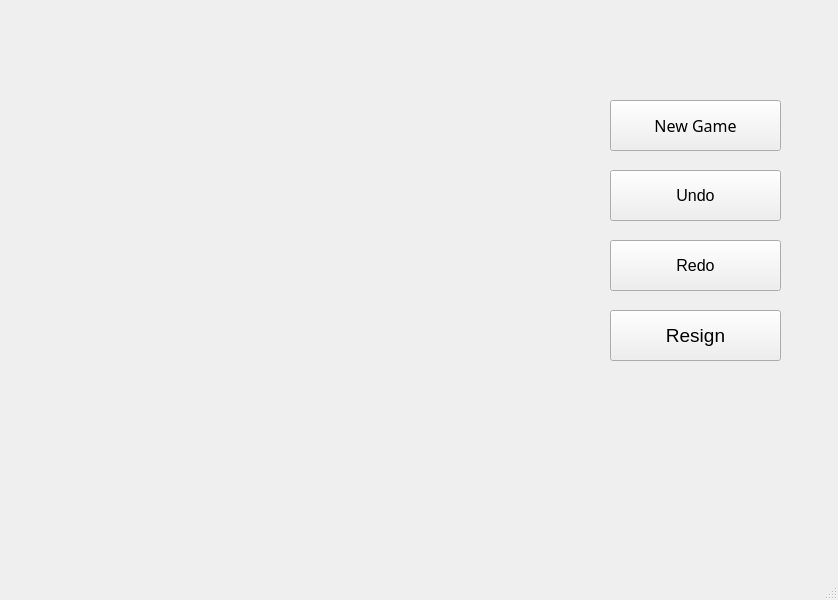
This is Chess_OOP/mainwindow.ui in Cab14bacc/Chess_OOP_112 as Qt 5 draws it before an edit. The edited form follows.
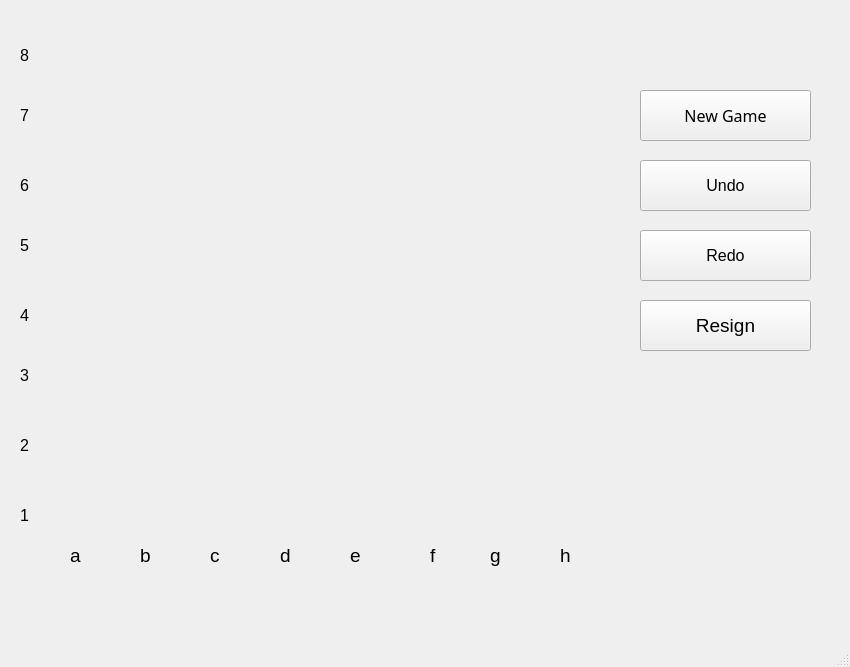
This is the edited form.

```diff
--- a/Chess_OOP/mainwindow.ui
+++ b/Chess_OOP/mainwindow.ui
@@ -6,8 +6,8 @@
    <rect>
     <x>0</x>
     <y>0</y>
-    <width>838</width>
-    <height>600</height>
+    <width>850</width>
+    <height>667</height>
    </rect>
   </property>
   <property name="sizePolicy">
@@ -23,7 +23,7 @@
    <widget class="QWidget" name="gridLayoutWidget">
     <property name="geometry">
      <rect>
-      <x>20</x>
+      <x>40</x>
       <y>20</y>
       <width>571</width>
       <height>521</height>
@@ -34,8 +34,8 @@
    <widget class="QPushButton" name="newGame">
     <property name="geometry">
      <rect>
-      <x>610</x>
-      <y>100</y>
+      <x>640</x>
+      <y>90</y>
       <width>171</width>
       <height>51</height>
      </rect>
@@ -53,8 +53,8 @@
    <widget class="QPushButton" name="undo">
     <property name="geometry">
      <rect>
-      <x>610</x>
-      <y>170</y>
+      <x>640</x>
+      <y>160</y>
       <width>171</width>
       <height>51</height>
      </rect>
@@ -71,8 +71,8 @@
    <widget class="QPushButton" name="redo">
     <property name="geometry">
      <rect>
-      <x>610</x>
-      <y>240</y>
+      <x>640</x>
+      <y>230</y>
       <width>171</width>
       <height>51</height>
      </rect>
@@ -89,8 +89,8 @@
    <widget class="QLabel" name="blackTime">
     <property name="geometry">
      <rect>
-      <x>610</x>
-      <y>20</y>
+      <x>640</x>
+      <y>10</y>
       <width>181</width>
       <height>51</height>
      </rect>
@@ -107,8 +107,8 @@
    <widget class="QLabel" name="whiteTime">
     <property name="geometry">
      <rect>
-      <x>600</x>
-      <y>480</y>
+      <x>640</x>
+      <y>470</y>
       <width>191</width>
       <height>51</height>
      </rect>
@@ -125,8 +125,8 @@
    <widget class="QPushButton" name="Resign">
     <property name="geometry">
      <rect>
-      <x>610</x>
-      <y>310</y>
+      <x>640</x>
+      <y>300</y>
       <width>171</width>
       <height>51</height>
      </rect>
@@ -140,6 +140,294 @@
      <string>Resign</string>
     </property>
    </widget>
+   <widget class="QLabel" name="label">
+    <property name="geometry">
+     <rect>
+      <x>20</x>
+      <y>490</y>
+      <width>31</width>
+      <height>51</height>
+     </rect>
+    </property>
+    <property name="font">
+     <font>
+      <pointsize>12</pointsize>
+     </font>
+    </property>
+    <property name="text">
+     <string>1</string>
+    </property>
+   </widget>
+   <widget class="QLabel" name="label_2">
+    <property name="geometry">
+     <rect>
+      <x>20</x>
+      <y>420</y>
+      <width>31</width>
+      <height>51</height>
+     </rect>
+    </property>
+    <property name="font">
+     <font>
+      <pointsize>12</pointsize>
+     </font>
+    </property>
+    <property name="text">
+     <string>2</string>
+    </property>
+   </widget>
+   <widget class="QLabel" name="label_3">
+    <property name="geometry">
+     <rect>
+      <x>20</x>
+      <y>350</y>
+      <width>31</width>
+      <height>51</height>
+     </rect>
+    </property>
+    <property name="font">
+     <font>
+      <pointsize>12</pointsize>
+     </font>
+    </property>
+    <property name="text">
+     <string>3</string>
+    </property>
+   </widget>
+   <widget class="QLabel" name="label_4">
+    <property name="geometry">
+     <rect>
+      <x>20</x>
+      <y>290</y>
+      <width>31</width>
+      <height>51</height>
+     </rect>
+    </property>
+    <property name="font">
+     <font>
+      <pointsize>12</pointsize>
+     </font>
+    </property>
+    <property name="text">
+     <string>4</string>
+    </property>
+   </widget>
+   <widget class="QLabel" name="label_5">
+    <property name="geometry">
+     <rect>
+      <x>20</x>
+      <y>220</y>
+      <width>31</width>
+      <height>51</height>
+     </rect>
+    </property>
+    <property name="font">
+     <font>
+      <pointsize>12</pointsize>
+     </font>
+    </property>
+    <property name="text">
+     <string>5</string>
+    </property>
+   </widget>
+   <widget class="QLabel" name="label_6">
+    <property name="geometry">
+     <rect>
+      <x>20</x>
+      <y>160</y>
+      <width>31</width>
+      <height>51</height>
+     </rect>
+    </property>
+    <property name="font">
+     <font>
+      <pointsize>12</pointsize>
+     </font>
+    </property>
+    <property name="text">
+     <string>6</string>
+    </property>
+   </widget>
+   <widget class="QLabel" name="label_7">
+    <property name="geometry">
+     <rect>
+      <x>20</x>
+      <y>90</y>
+      <width>31</width>
+      <height>51</height>
+     </rect>
+    </property>
+    <property name="font">
+     <font>
+      <pointsize>12</pointsize>
+     </font>
+    </property>
+    <property name="text">
+     <string>7</string>
+    </property>
+   </widget>
+   <widget class="QLabel" name="label_8">
+    <property name="geometry">
+     <rect>
+      <x>20</x>
+      <y>30</y>
+      <width>31</width>
+      <height>51</height>
+     </rect>
+    </property>
+    <property name="font">
+     <font>
+      <pointsize>12</pointsize>
+     </font>
+    </property>
+    <property name="text">
+     <string>8</string>
+    </property>
+   </widget>
+   <widget class="QLabel" name="label_9">
+    <property name="geometry">
+     <rect>
+      <x>70</x>
+      <y>530</y>
+      <width>31</width>
+      <height>51</height>
+     </rect>
+    </property>
+    <property name="font">
+     <font>
+      <pointsize>14</pointsize>
+     </font>
+    </property>
+    <property name="text">
+     <string>a</string>
+    </property>
+   </widget>
+   <widget class="QLabel" name="label_10">
+    <property name="geometry">
+     <rect>
+      <x>140</x>
+      <y>530</y>
+      <width>31</width>
+      <height>51</height>
+     </rect>
+    </property>
+    <property name="font">
+     <font>
+      <pointsize>14</pointsize>
+     </font>
+    </property>
+    <property name="text">
+     <string>b</string>
+    </property>
+   </widget>
+   <widget class="QLabel" name="label_11">
+    <property name="geometry">
+     <rect>
+      <x>210</x>
+      <y>530</y>
+      <width>31</width>
+      <height>51</height>
+     </rect>
+    </property>
+    <property name="font">
+     <font>
+      <pointsize>14</pointsize>
+     </font>
+    </property>
+    <property name="text">
+     <string>c</string>
+    </property>
+   </widget>
+   <widget class="QLabel" name="label_12">
+    <property name="geometry">
+     <rect>
+      <x>280</x>
+      <y>530</y>
+      <width>31</width>
+      <height>51</height>
+     </rect>
+    </property>
+    <property name="font">
+     <font>
+      <pointsize>14</pointsize>
+     </font>
+    </property>
+    <property name="text">
+     <string>d</string>
+    </property>
+   </widget>
+   <widget class="QLabel" name="label_13">
+    <property name="geometry">
+     <rect>
+      <x>350</x>
+      <y>530</y>
+      <width>31</width>
+      <height>51</height>
+     </rect>
+    </property>
+    <property name="font">
+     <font>
+      <pointsize>14</pointsize>
+     </font>
+    </property>
+    <property name="text">
+     <string>e</string>
+    </property>
+   </widget>
+   <widget class="QLabel" name="label_14">
+    <property name="geometry">
+     <rect>
+      <x>430</x>
+      <y>530</y>
+      <width>31</width>
+      <height>51</height>
+     </rect>
+    </property>
+    <property name="font">
+     <font>
+      <pointsize>14</pointsize>
+     </font>
+    </property>
+    <property name="text">
+     <string>f</string>
+    </property>
+   </widget>
+   <widget class="QLabel" name="label_15">
+    <property name="geometry">
+     <rect>
+      <x>490</x>
+      <y>530</y>
+      <width>31</width>
+      <height>51</height>
+     </rect>
+    </property>
+    <property name="font">
+     <font>
+      <pointsize>14</pointsize>
+     </font>
+    </property>
+    <property name="text">
+     <string>g</string>
+    </property>
+   </widget>
+   <widget class="QLabel" name="label_16">
+    <property name="geometry">
+     <rect>
+      <x>560</x>
+      <y>530</y>
+      <width>31</width>
+      <height>51</height>
+     </rect>
+    </property>
+    <property name="font">
+     <font>
+      <pointsize>14</pointsize>
+     </font>
+    </property>
+    <property name="text">
+     <string>h</string>
+    </property>
+   </widget>
   </widget>
   <widget class="QMenuBar" name="menubar">
    <property name="geometry">
```
Left out of the diff: 2 changed lines with no effect on the pictures.
